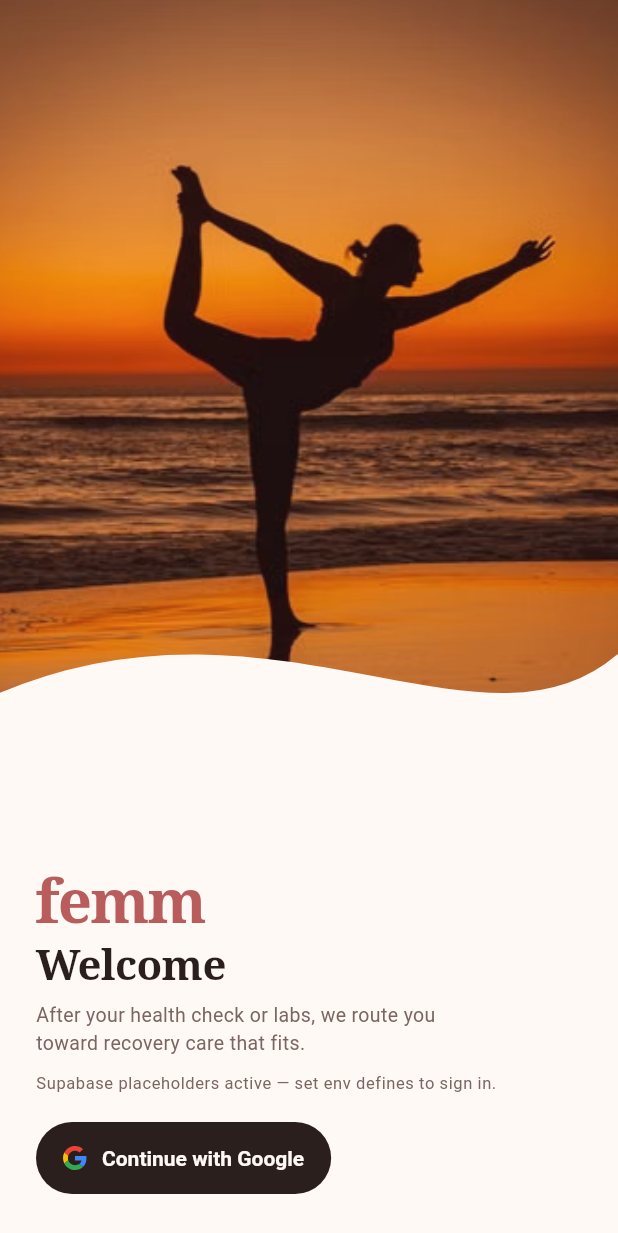
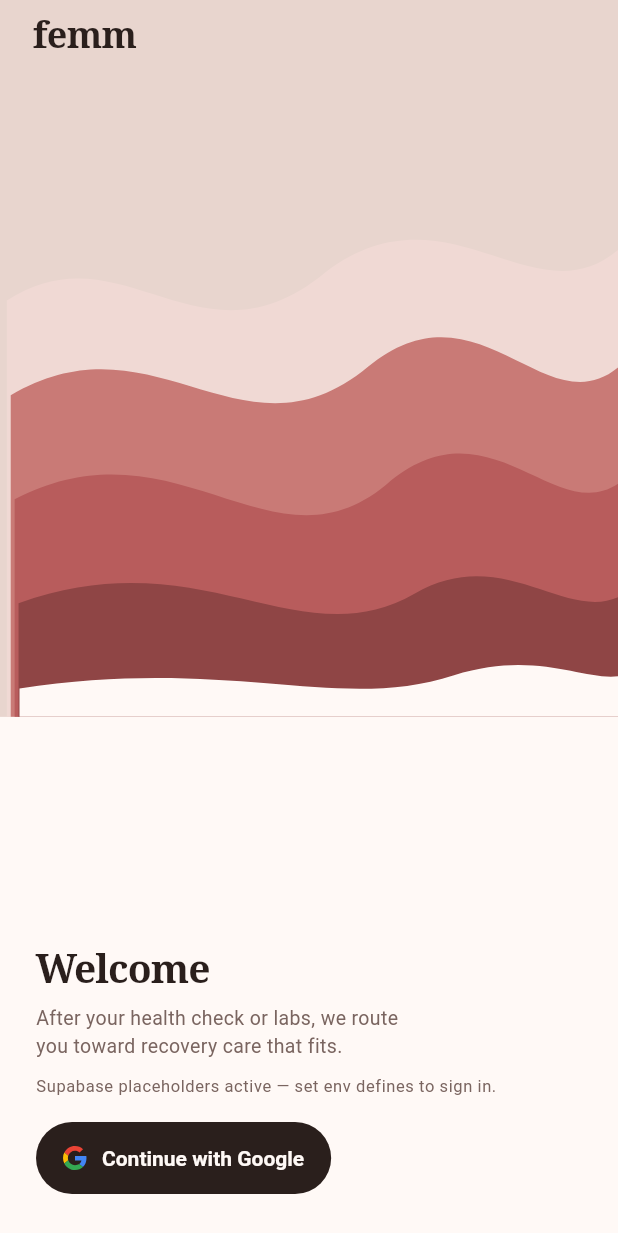
Before and after one commit to peterkwkwan/femm, a Flutter app: the screen it shows after launch, on a phone screen of 412 x 824 dp. Shown: the top 1233 px of the screen. Run offline on Flutter 3.47's test engine with Material 3 defaults, Android fonts, the phone set to English and light mode, and no system bars; our stand-ins replace google_sign_in, supabase_flutter; accounts and stored records are empty.

Commit message:
ui(mobile): Deep Accent Dusk login with animated hills
Replace Brand-Forward photo hero with flat layered CustomPaint dusk
hills (accent/dusk bands + cream divide), ink top-left femm wordmark,
and soft looping pulse + horizontal drift. Keep Welcome helper and
Continue with Google wired to existing auth.

Co-authored-by: peterkwkwan <peterkwkwan@gmail.com>

```diff
--- a/apps/mobile/lib/main.dart
+++ b/apps/mobile/lib/main.dart
@@ -6,7 +6,7 @@ import 'constants/disclaimers.dart';
 import 'screens/lab_upload_screen.dart';
 import 'services/auth_service.dart';
 import 'theme/petal_soft.dart';
-import 'widgets/brand_forward_welcome.dart';
+import 'widgets/deep_accent_dusk_welcome.dart';
 
 Future<void> main() async {
   WidgetsFlutterBinding.ensureInitialized();
@@ -109,7 +109,7 @@ class SignInShell extends StatelessWidget {
 
   @override
   Widget build(BuildContext context) {
-    return BrandForwardWelcome(
+    return DeepAccentDuskWelcome(
       busy: busy,
       error: error,
       usingPlaceholders: usingPlaceholders,
--- a/apps/mobile/lib/widgets/brand_forward_welcome.dart
+++ b/apps/mobile/lib/widgets/deep_accent_dusk_welcome.dart
@@ -1,15 +1,15 @@
 import 'package:flutter/material.dart';
 
 import '../theme/petal_soft.dart';
+import 'deep_accent_dusk_hills.dart';
 import 'google_g_mark.dart';
-import 'welcome_wave_clipper.dart';
 
 const String kWelcomeHelperCopy =
     'After your health check or labs, we route you toward recovery care that fits.';
 
-/// Brand-Forward femm login: wavy photo (~55%) + cream brand panel + Google CTA.
-class BrandForwardWelcome extends StatelessWidget {
-  const BrandForwardWelcome({
+/// Deep Accent Dusk login — animated flat hills, ink wordmark, Google CTA.
+class DeepAccentDuskWelcome extends StatelessWidget {
+  const DeepAccentDuskWelcome({
     super.key,
     required this.busy,
     required this.error,
@@ -25,7 +25,10 @@ class BrandForwardWelcome extends StatelessWidget {
   @override
   Widget build(BuildContext context) {
     final theme = Theme.of(context);
+    final size = MediaQuery.sizeOf(context);
+    final topInset = MediaQuery.paddingOf(context).top;
     final bottomInset = MediaQuery.paddingOf(context).bottom;
+    final hillsHeight = size.height * 0.58;
 
     return Scaffold(
       backgroundColor: PetalSoft.surface,
@@ -33,10 +36,26 @@ class BrandForwardWelcome extends StatelessWidget {
         fit: StackFit.expand,
         children: [
           const ColoredBox(color: PetalSoft.surface),
-          const _WaveAtmosphere(),
-          CustomPaint(
-            painter: const WelcomeWaveEdgePainter(color: PetalSoft.surface),
-            child: const SizedBox.expand(),
+          Positioned(
+            top: 0,
+            left: 0,
+            right: 0,
+            height: hillsHeight,
+            child: const DeepAccentDuskHills(),
+          ),
+          Positioned(
+            top: topInset + 12,
+            left: 22,
+            child: Text(
+              'femm',
+              style: theme.textTheme.titleLarge?.copyWith(
+                color: PetalSoft.ink,
+                fontWeight: FontWeight.w700,
+                fontSize: 24,
+                height: 1,
+                letterSpacing: -0.4,
+              ),
+            ),
           ),
           Positioned(
             left: 24,
@@ -47,31 +66,18 @@ class BrandForwardWelcome extends StatelessWidget {
               mainAxisSize: MainAxisSize.min,
               children: [
                 Text(
-                  'femm',
-                  style: theme.textTheme.displaySmall?.copyWith(
-                    fontFamily: PetalSoft.displayFontFamily,
-                    color: PetalSoft.accent,
-                    fontWeight: FontWeight.w700,
-                    fontSize: 40,
-                    height: 1,
-                    letterSpacing: -1.2,
-                  ),
-                ),
-                const SizedBox(height: 6),
-                Text(
                   'Welcome',
                   style: theme.textTheme.headlineSmall?.copyWith(
-                    fontFamily: null,
                     color: PetalSoft.ink,
-                    fontWeight: FontWeight.w600,
-                    fontSize: 28,
-                    height: 1.15,
-                    letterSpacing: -0.4,
+                    fontWeight: FontWeight.w700,
+                    fontSize: 26,
+                    height: 1.1,
+                    letterSpacing: -0.6,
                   ),
                 ),
                 const SizedBox(height: 8),
                 ConstrainedBox(
-                  constraints: const BoxConstraints(maxWidth: 280),
+                  constraints: const BoxConstraints(maxWidth: 260),
                   child: Text(
                     kWelcomeHelperCopy,
                     style: theme.textTheme.bodyMedium?.copyWith(
@@ -101,7 +107,7 @@ class BrandForwardWelcome extends StatelessWidget {
                     ),
                   ),
                 ],
-                const SizedBox(height: 18),
+                const SizedBox(height: 16),
                 FilledButton(
                   style: FilledButton.styleFrom(
                     backgroundColor: PetalSoft.ink,
@@ -149,36 +155,3 @@ class BrandForwardWelcome extends StatelessWidget {
     );
   }
 }
-
-class _WaveAtmosphere extends StatelessWidget {
-  const _WaveAtmosphere();
-
-  /// Portrait sunset yoga silhouette for Brand-Forward login.
-  static const String assetPath = 'assets/images/login-yoga-silhouette.png';
-
-  @override
-  Widget build(BuildContext context) {
-    return ClipPath(
-      clipper: const WelcomeWaveClipper(),
-      child: Stack(
-        fit: StackFit.expand,
-        children: [
-          const ColoredBox(color: PetalSoft.bg),
-          // Portrait asset under the wave: cover + slight downward bias so the
-          // full dancer silhouette and beach reflection read clearly (not sky-only).
-          const Positioned.fill(
-            child: Image(
-              image: AssetImage(assetPath),
-              fit: BoxFit.cover,
-              alignment: Alignment(0, 0.12),
-              filterQuality: FilterQuality.medium,
-            ),
-          ),
-          ColoredBox(
-            color: PetalSoft.accent.withValues(alpha: 0.12),
-          ),
-        ],
-      ),
-    );
-  }
-}
--- a/apps/mobile/lib/widgets/welcome_wave_clipper.dart
+++ /dev/null
@@ -1,64 +0,0 @@
-import 'package:flutter/material.dart';
-
-/// Shallow wave from Brand-Forward femm login mockup (canvas 320×640).
-///
-/// Path: `M0,0 H320 V340 C250,400 140,300 0,360 Z`
-class WelcomeWaveClipper extends CustomClipper<Path> {
-  const WelcomeWaveClipper();
-
-  @override
-  Path getClip(Size size) {
-    final w = size.width;
-    final h = size.height;
-    return Path()
-      ..moveTo(0, 0)
-      ..lineTo(w, 0)
-      ..lineTo(w, h * (340 / 640))
-      ..cubicTo(
-        w * (250 / 320),
-        h * (400 / 640),
-        w * (140 / 320),
-        h * (300 / 640),
-        0,
-        h * (360 / 640),
-      )
-      ..close();
-  }
-
-  @override
-  bool shouldReclip(covariant CustomClipper<Path> oldClipper) => false;
-}
-
-/// Soft cream stroke along the wave edge (matches mockup SVG outline).
-class WelcomeWaveEdgePainter extends CustomPainter {
-  const WelcomeWaveEdgePainter({required this.color, this.strokeWidth = 3});
-
-  final Color color;
-  final double strokeWidth;
-
-  @override
-  void paint(Canvas canvas, Size size) {
-    final w = size.width;
-    final h = size.height;
-    final path = Path()
-      ..moveTo(0, h * (360 / 640))
-      ..cubicTo(
-        w * (140 / 320),
-        h * (300 / 640),
-        w * (250 / 320),
-        h * (400 / 640),
-        w,
-        h * (340 / 640),
-      );
-    final paint = Paint()
-      ..color = color
-      ..style = PaintingStyle.stroke
-      ..strokeWidth = strokeWidth
-      ..strokeCap = StrokeCap.round;
-    canvas.drawPath(path, paint);
-  }
-
-  @override
-  bool shouldRepaint(covariant WelcomeWaveEdgePainter oldDelegate) =>
-      oldDelegate.color != color || oldDelegate.strokeWidth != strokeWidth;
-}
```
Also changed, not shown: apps/mobile/lib/widgets/deep_accent_dusk_hills.dart (added, +177 -0 lines), 2 other files.
